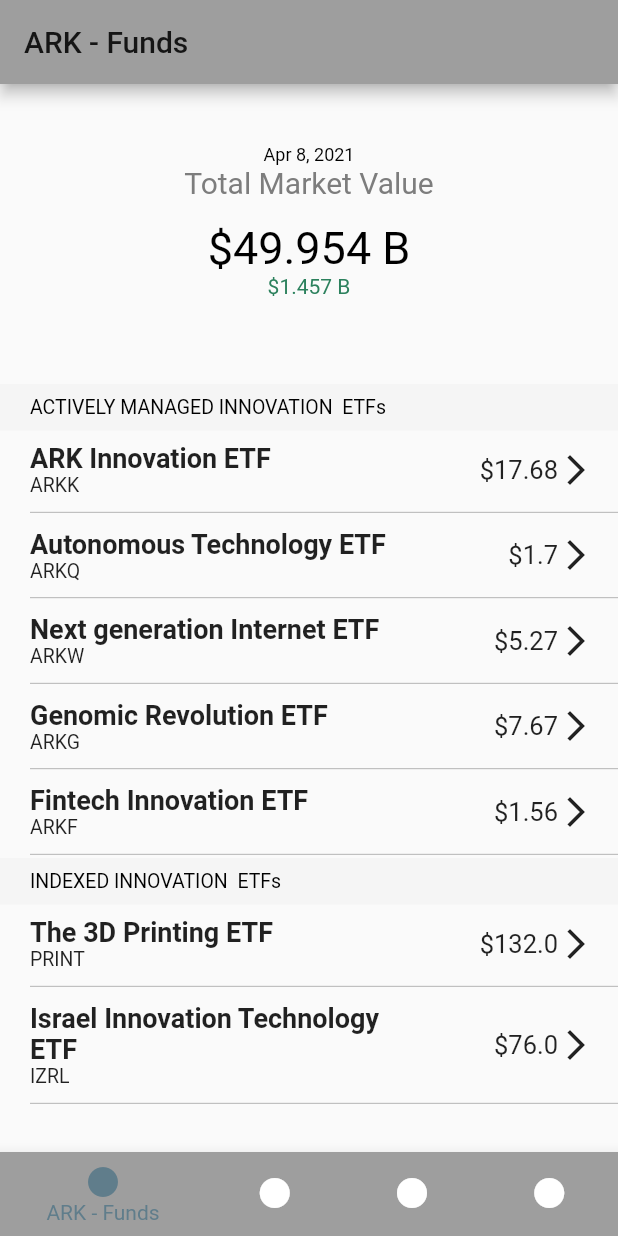
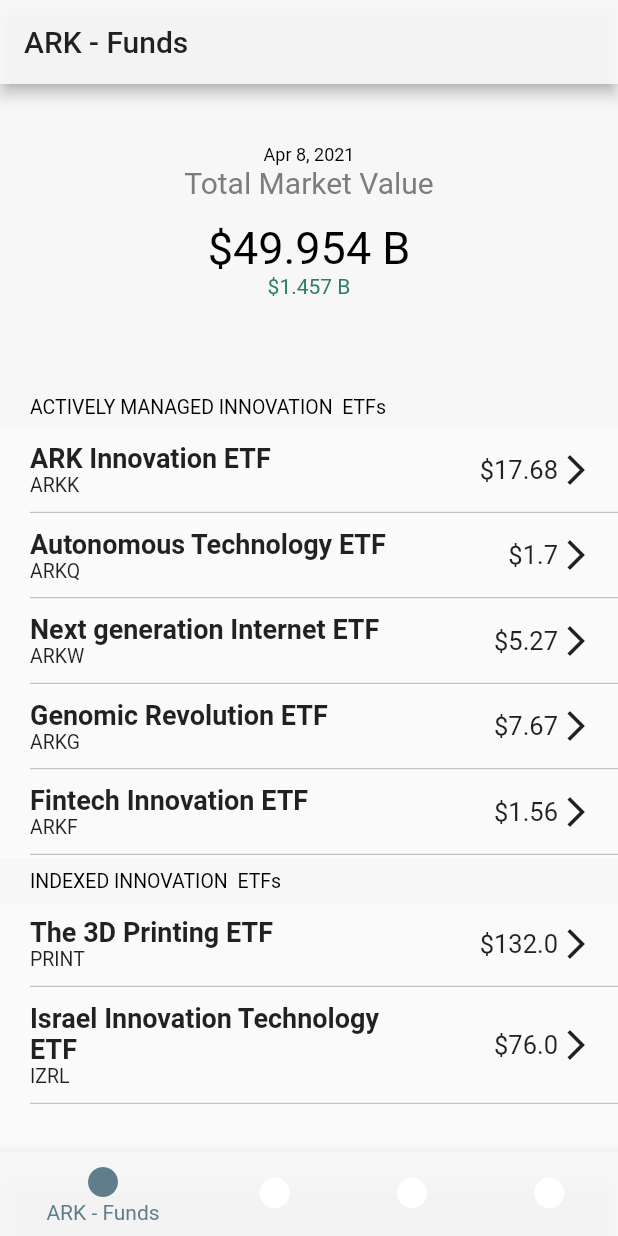
Before and after one commit to ajmal017/ARK-Funds, a Flutter app: the screen it shows after launch, on a phone screen of 412 x 824 dp. Run offline on Flutter 3.47's test engine with Material 2 defaults, Android fonts, the phone set to English and light mode, and no system bars.

Commit message:
Updated Colors

```diff
--- a/lib/screens/bottom_tab_screen.dart
+++ b/lib/screens/bottom_tab_screen.dart
@@ -36,33 +36,34 @@ class _BottomTabBarState extends State<BottomTabBar> {
     return Scaffold(
         appBar: AppBar(
           title: Text(_pages[_selectedPageIndex]['title']),
+          backgroundColor: Color.fromRGBO(248, 248, 248, 0.92),
         ),
         body: _pages[_selectedPageIndex]['page'],
         bottomNavigationBar: BottomNavigationBar(
           onTap: _selectPage,
-          backgroundColor: Colors.grey[300],
+          backgroundColor: Color.fromRGBO(248, 248, 248, 0.92),
           unselectedItemColor: Colors.white,
           selectedItemColor: Colors.blueGrey,
           currentIndex: _selectedPageIndex,
           type: BottomNavigationBarType.shifting,
           items: [
             BottomNavigationBarItem(
-              backgroundColor: Theme.of(context).primaryColor,
+              backgroundColor: Color.fromRGBO(248, 248, 248, 0.92),
               icon: Icon(Icons.circle),
               title: Text(_pages[_selectedPageIndex]['title']),
             ),
             BottomNavigationBarItem(
-              backgroundColor: Theme.of(context).primaryColor,
+              backgroundColor: Color.fromRGBO(248, 248, 248, 0.92),
               icon: Icon(Icons.circle),
               title: Text(_pages[_selectedPageIndex]['title']),
             ),
             BottomNavigationBarItem(
-              backgroundColor: Theme.of(context).primaryColor,
+              backgroundColor: Color.fromRGBO(248, 248, 248, 0.92),
               icon: Icon(Icons.circle),
               title: Text(_pages[_selectedPageIndex]['title']),
             ),
             BottomNavigationBarItem(
-              backgroundColor: Theme.of(context).primaryColor,
+              backgroundColor: Color.fromRGBO(248, 248, 248, 0.92),
               icon: Icon(Icons.circle),
               title: Text(_pages[_selectedPageIndex]['title']),
             ),
--- a/lib/screens/label1.dart
+++ b/lib/screens/label1.dart
@@ -12,6 +12,7 @@ class LabelOne extends StatefulWidget {
 class _LabelOneState extends State<LabelOne> {
   Widget selectContainer(String text) {
     return Container(
+      decoration: BoxDecoration(color: Color.fromRGBO(247, 247, 247, 1)),
       padding: EdgeInsets.only(
         left: 20,
         right: 8,
@@ -22,7 +23,6 @@ class _LabelOneState extends State<LabelOne> {
       //   left: 16,
       // ),
       width: double.infinity,
-      color: Colors.grey[100],
       child: Text(
         text,
         style: TextStyle(
--- a/lib/widgets/intoduction.dart
+++ b/lib/widgets/intoduction.dart
@@ -9,6 +9,7 @@ class Introduction extends StatelessWidget {
     return Container(
       height: flexInput,
       width: double.infinity,
+      decoration: BoxDecoration(color: Color.fromRGBO(247, 247, 247, 1)),
       padding: const EdgeInsets.symmetric(vertical: 40),
       child: Center(
         child: Column(
```
